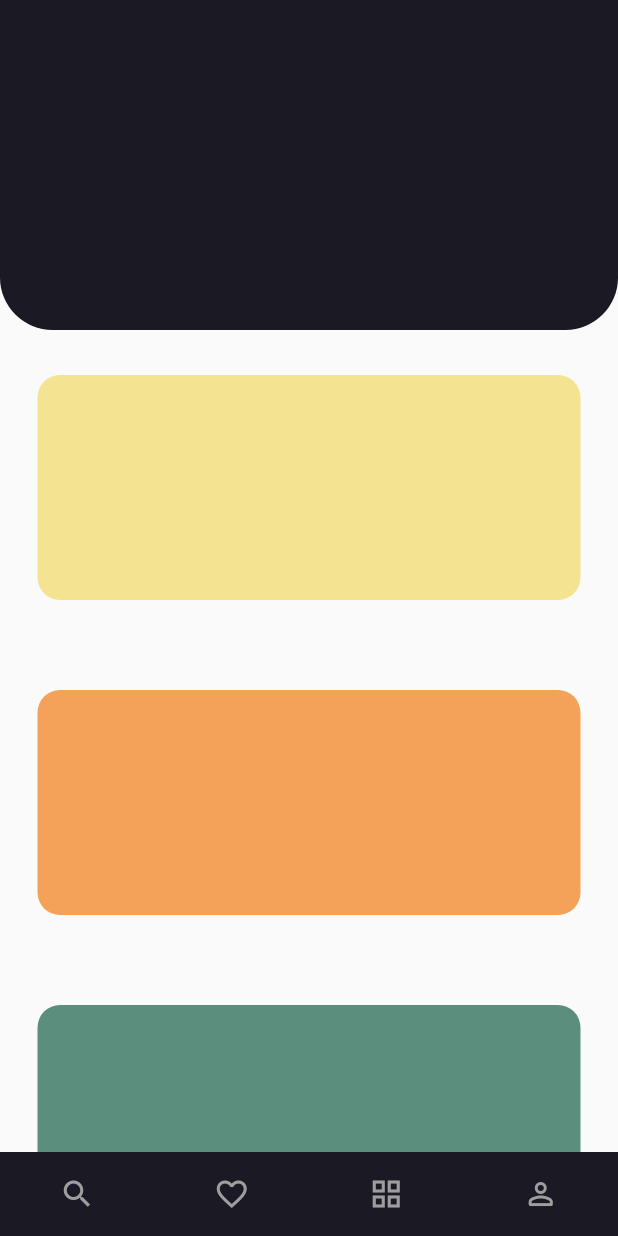
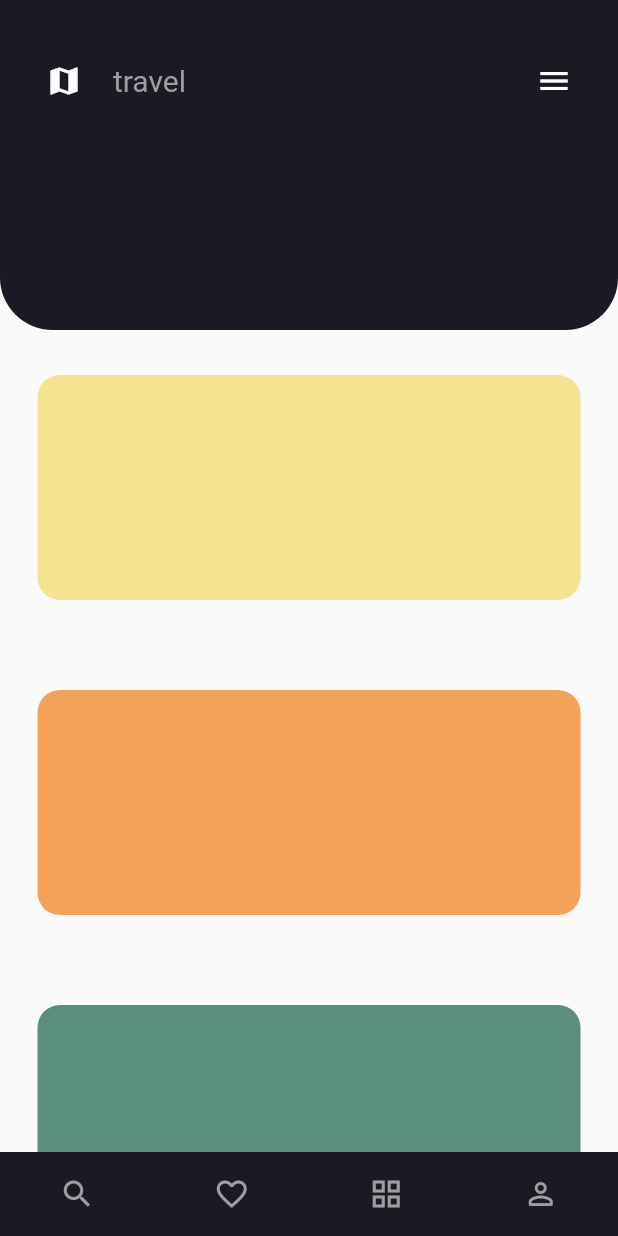
Before and after one commit to IamWilmar/nike_challenge, a Flutter app: the HomeStorePage screen opened directly, on a phone screen of 412 x 824 dp. Run offline on Flutter 3.47's test engine with Material 2 defaults, Android fonts, the phone set to English and light mode, and no system bars.

```diff
--- a/lib/pages/ecommerce_pages/home_store_page.dart
+++ b/lib/pages/ecommerce_pages/home_store_page.dart
@@ -30,7 +30,7 @@ class _HomeStorePageState extends State<HomeStorePage> {
       body: Stack(
         children: <Widget>[
           Navigator(
-            key: _navigatorKey,
+            key: _navigatorKey, //Global<NavigatorState>
             initialRoute: 'main_store',
             onGenerateRoute: (RouteSettings settings){
               WidgetBuilder builder;
--- a/lib/pages/ecommerce_pages/main_store_page.dart
+++ b/lib/pages/ecommerce_pages/main_store_page.dart
@@ -12,16 +12,16 @@ class _MainStorePageState extends State<MainStorePage> {
   @override
   void initState() {
     scrollController.addListener(() {
-      print(scrollController.offset);
+      // print(scrollController.offset);
       if (scrollController.offset < scrollAnterior - 10) {
         searchBarVisible.value = true;
       } else if (scrollController.offset > scrollAnterior + 10) {
         searchBarVisible.value = false;
       }
-      if(scrollController.offset < 0.0){
+      if (scrollController.offset < 0.0) {
         searchBarVisible.value = true;
       }
-      if(scrollController.offset > scrollController.position.maxScrollExtent){
+      if (scrollController.offset > scrollController.position.maxScrollExtent) {
         searchBarVisible.value = false;
       }
       scrollAnterior = scrollController.offset;
@@ -30,15 +30,10 @@ class _MainStorePageState extends State<MainStorePage> {
     super.initState();
   }
 
-  @override
-  void dispose() {
-    scrollController.dispose();
-    super.dispose();
-  }
 
   @override
   Widget build(BuildContext context) {
-    final size = MediaQuery.of(context).size;
+    //final size = MediaQuery.of(context).size;
     return Scaffold(
       body: Stack(
         children: [
@@ -74,10 +69,41 @@ class _MainStorePageState extends State<MainStorePage> {
                 color: Color(0xFF1A1924),
                 borderRadius: BorderRadius.only(
                   bottomLeft: Radius.circular(35),
-                    bottomRight: Radius.circular(35)),
+                  bottomRight: Radius.circular(35),
                 ),
               ),
-              builder: (context, value, child){
+              child: Padding(
+                padding:
+                    const EdgeInsets.symmetric(horizontal: 10, vertical: 30),
+                child: Column(
+                  crossAxisAlignment: CrossAxisAlignment.stretch,
+                  children: [
+                    Row(
+                      children: [
+                        Expanded(child: Icon(Icons.map, color: Colors.white)),
+                        Expanded(
+                          child: Text(
+                            'travel',
+                            style: TextStyle(color: Colors.grey, fontSize: 20),
+                          ),
+                        ),
+                        Expanded(
+                          flex: 3,
+                          child: SizedBox(),
+                        ),
+                        Expanded(
+                          child: IconButton(
+                            icon: Icon(Icons.menu, color: Colors.white),
+                            onPressed: () {},
+                          ),
+                        ),
+                      ],
+                    ),
+                  ],
+                ),
+              ),
+            ),
+            builder: (context, value, child) {
               return AnimatedPositioned(
                 curve: Curves.easeIn,
                 duration: Duration(seconds: 6),
```
Lines whose indentation alone changed are shown as unchanged.
